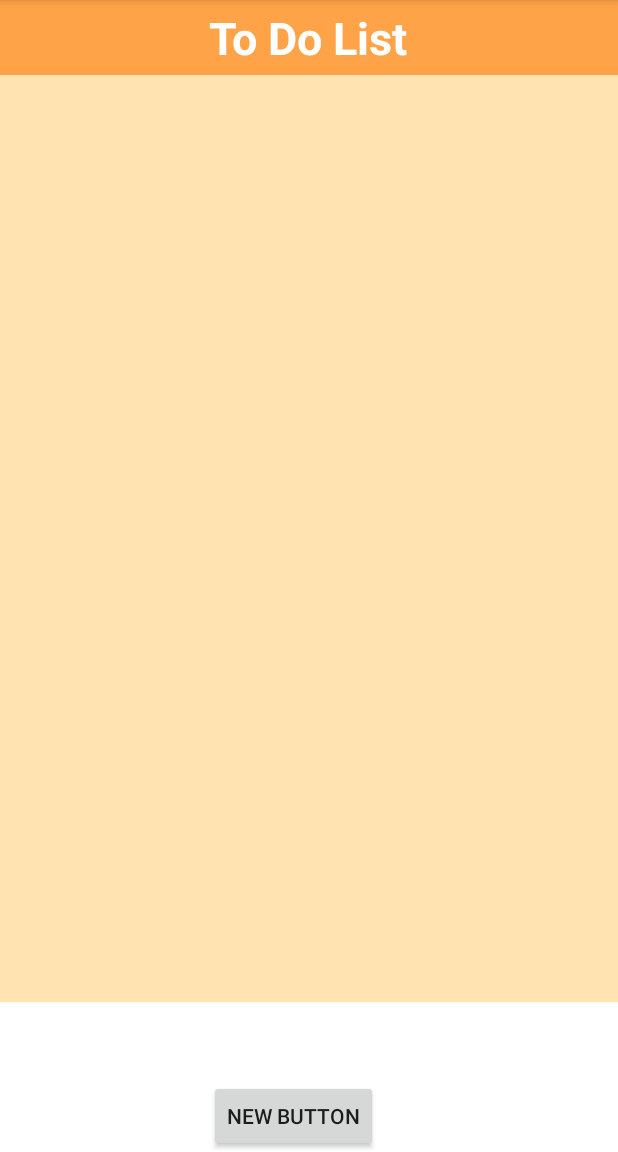
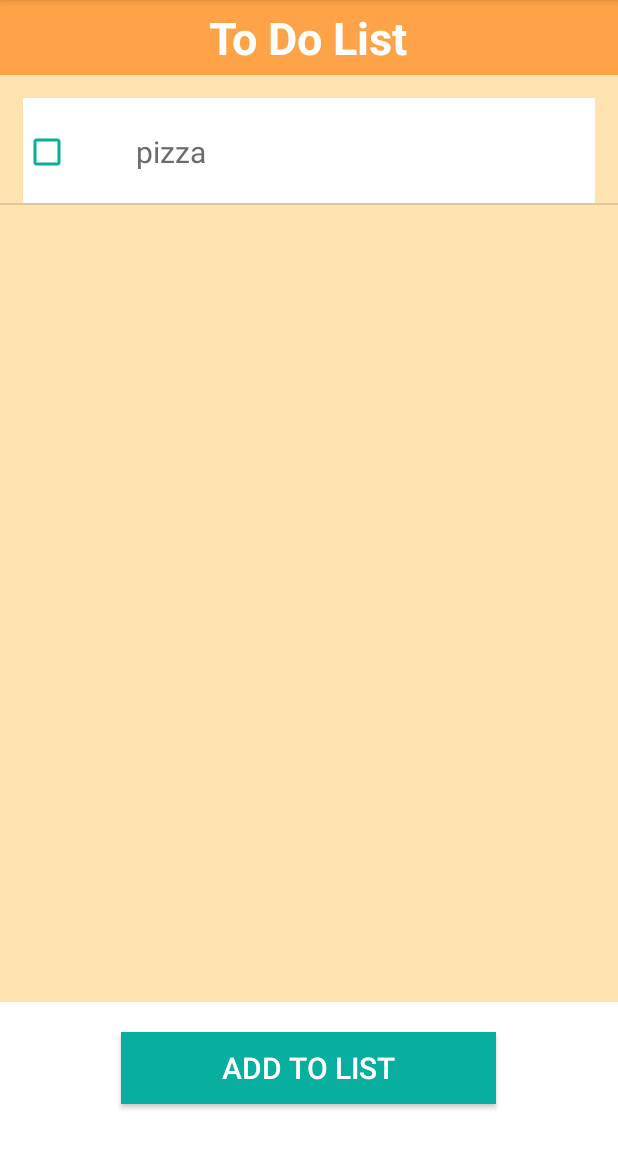
Before and after one commit to Miage-Paris-Ouest/m1c20152016-mobonline, an Android app: the ToDoList screen opened directly, with no data from a screen before it, on a phone screen of 412 x 824 dp, the part 84-1236 px from its top. Run offline under Robolectric (Android 15) with nearby library versions, the light colour scheme and no system bars.

Commit message:
update to do list

```diff
--- a/app/src/main/java/fr/p10/miage/m1/myapplication/Accueil.java
+++ b/app/src/main/java/fr/p10/miage/m1/myapplication/Accueil.java
@@ -8,12 +8,10 @@ import android.support.v4.widget.DrawerLayout;
 import android.support.v7.app.ActionBarDrawerToggle;
 import android.support.v7.app.AppCompatActivity;
 import android.support.v7.widget.Toolbar;
-import android.view.MenuInflater;
 import android.view.View;
 import android.view.Menu;
 import android.view.MenuItem;
 import android.widget.ImageButton;
-import android.widget.PopupMenu;
 
 public class Accueil extends AppCompatActivity  implements NavigationView.OnNavigationItemSelectedListener {
 
--- a/app/src/main/java/fr/p10/miage/m1/myapplication/ToDoList.java
+++ b/app/src/main/java/fr/p10/miage/m1/myapplication/ToDoList.java
@@ -1,21 +1,94 @@
 package fr.p10.miage.m1.myapplication;
 
+import android.app.AlertDialog;
+import android.content.Context;
+import android.content.DialogInterface;
 import android.content.Intent;
 import android.os.Bundle;
 import android.support.design.widget.FloatingActionButton;
 import android.support.design.widget.Snackbar;
 import android.support.v7.app.AppCompatActivity;
 import android.support.v7.widget.Toolbar;
+import android.view.LayoutInflater;
 import android.view.Menu;
 import android.view.MenuItem;
 import android.view.View;
+import android.widget.Button;
+import android.widget.EditText;
+import android.widget.ListView;
+
+import java.util.ArrayList;
+
+import fr.p10.miage.m1.myapplication.model.CustomAdapter;
+import fr.p10.miage.m1.myapplication.model.ToDo;
 
 public class ToDoList extends AppCompatActivity {
+
+    ListView lv;
+    ArrayList<ToDo> als = new ArrayList<ToDo>();
+    CustomAdapter adapter;
+    final Context context = this;
 
     @Override
     protected void onCreate(Bundle savedInstanceState) {
         super.onCreate(savedInstanceState);
         setContentView(R.layout.activity_to_do_list);
+
+
+        lv = (ListView) findViewById(R.id.listView);
+        ToDo td;
+        td = new ToDo("pizza", 0);
+        als.add(td);
+        adapter = new CustomAdapter(this, als);
+        lv.setAdapter(adapter);
+
+        Button loginButton = (Button) findViewById(R.id.button_add_to_list);
+        loginButton.setOnClickListener(new View.OnClickListener() {
+            @Override
+            public void onClick(View view) {
+
+                LayoutInflater li = LayoutInflater.from(context);
+                View promptsView = li.inflate(R.layout.to_do_list_txt, null);
+
+                AlertDialog.Builder alertDialogBuilder = new AlertDialog.Builder(
+                        context);
+
+                // set prompts.xml to alertdialog builder
+                alertDialogBuilder.setView(promptsView);
+
+                final EditText userInput = (EditText) promptsView
+                        .findViewById(R.id.editTextView);
+
+                // set dialog message
+                alertDialogBuilder
+                        .setCancelable(false)
+                        .setPositiveButton("OK",
+                                new DialogInterface.OnClickListener() {
+                                    public void onClick(DialogInterface dialog, int id) {
+                                        // get user input and set it to result
+                                        // edit text
+                                        String txt = userInput.getText().toString();
+                                        ToDo td;
+                                        td = new ToDo(txt, 0);
+                                        als.add(td);
+                                        lv.setAdapter(adapter);
+                                    }
+                                })
+                        .setNegativeButton("Cancel",
+                                new DialogInterface.OnClickListener() {
+                                    public void onClick(DialogInterface dialog, int id) {
+                                        dialog.cancel();
+                                    }
+                                });
+
+                // create alert dialog
+                AlertDialog alertDialog = alertDialogBuilder.create();
+
+                // show it
+                alertDialog.show();
+
+            }
+        });
     }
 
     @Override
--- /dev/null
+++ b/app/src/main/java/fr/p10/miage/m1/myapplication/model/CustomAdapter.java
@@ -0,0 +1,51 @@
+package fr.p10.miage.m1.myapplication.model;
+
+
+import android.app.Activity;
+import android.content.Context;
+import android.view.LayoutInflater;
+import android.view.View;
+import android.view.ViewGroup;
+import android.widget.ArrayAdapter;
+import android.widget.CheckBox;
+import android.widget.TextView;
+
+
+import java.util.List;
+
+import fr.p10.miage.m1.myapplication.R;
+
+
+public class CustomAdapter extends ArrayAdapter {
+    List <ToDo> modelItems = null;
+    Context context;
+
+    public CustomAdapter(Context context, List<ToDo> resource) {
+        super(context, R.layout.list, resource);
+        // TODO Auto-generated constructor stub
+
+        this.context = context;
+        this.modelItems = resource;
+    }
+
+    @Override
+    public View getView(int position, View convertView, ViewGroup parent) {
+        // TODO Auto-generated method stub
+        LayoutInflater inflater = ((Activity) context).getLayoutInflater();
+        convertView = inflater.inflate(R.layout.list, parent, false);
+        TextView name = (TextView) convertView.findViewById(R.id.textView);
+        CheckBox cb = (CheckBox) convertView.findViewById(R.id.checkBox);
+        name.setText(modelItems.get(position).getName());
+
+        if (modelItems.get(position).getValue() == 1)
+        {
+            cb.setChecked(true);
+        }
+        else
+        {
+            cb.setChecked(false);
+
+        }
+        return convertView;
+    }
+}
--- /dev/null
+++ b/app/src/main/java/fr/p10/miage/m1/myapplication/model/ToDo.java
@@ -0,0 +1,20 @@
+package fr.p10.miage.m1.myapplication.model;
+
+/**
+ * Created by adrie_000 on 13/02/2016.
+ */
+public class ToDo {
+    String name;
+    int value;
+
+    public ToDo(String name, int value){
+        this.name = name;
+        this.value = value;
+    }
+    public String getName(){
+        return this.name;
+    }
+    public int getValue(){
+        return this.value;
+    }
+}
--- a/app/src/main/res/layout/activity_to_do_list.xml
+++ b/app/src/main/res/layout/activity_to_do_list.xml
@@ -30,13 +30,29 @@
         android:layout_alignParentLeft="true"
         android:layout_alignParentStart="false" />
 
+    <ListView android:id="@+id/listView" android:layout_width="wrap_content"
+        android:layout_height="wrap_content"
+        android:layout_alignParentLeft="false"
+        android:layout_alignParentStart="false"
+        android:layout_alignParentRight="true"
+        android:layout_alignParentEnd="false"
+        android:layout_above="@+id/imageView7"
+        android:layout_below="@+id/imageView2"
+        android:transitionGroup="false" />
+
     <Button
-        android:layout_width="wrap_content"
+        android:layout_width="250dp"
         android:layout_height="wrap_content"
-        android:text="New Button"
-        android:id="@+id/button"
-        android:layout_alignParentBottom="true"
-        android:layout_alignLeft="@+id/activity_accueil_image_button_todolist"
-        android:layout_alignStart="@+id/activity_accueil_image_button_todolist" />
+        android:text="Add to list"
+        android:id="@+id/button_add_to_list"
+        android:layout_centerHorizontal="true"
+        android:layout_alignParentBottom="false"
+        android:layout_alignParentRight="false"
+        android:layout_alignWithParentIfMissing="false"
+        android:layout_alignTop="@+id/imageView7"
+        android:layout_marginTop="20dp"
+        android:textSize="20dp"
+        android:background="#08AE9E"
+        android:textColor="#ffffff" />
 
 </RelativeLayout>
--- /dev/null
+++ b/app/src/main/res/layout/list.xml
@@ -0,0 +1,38 @@
+<?xml version="1.0" encoding="utf-8"?>
+<RelativeLayout xmlns:android="http://schemas.android.com/apk/res/android"
+    android:layout_width="match_parent"
+    android:layout_height="match_parent"
+    android:paddingLeft="15dp"
+    android:paddingRight="15dp"
+    android:paddingTop="15dp"
+    android:orientation="horizontal" >
+
+    <ImageView
+        android:layout_width="fill_parent"
+        android:layout_height="70dp"
+        android:id="@+id/imageView2"
+        android:background="#ffffff" />
+
+    <CheckBox
+        android:id="@+id/checkBox"
+        android:layout_width="wrap_content"
+        android:layout_height="wrap_content"
+        android:text=""
+        android:layout_alignWithParentIfMissing="false"
+        android:layout_alignParentTop="true"
+        android:layout_marginTop="20dp"
+        android:buttonTint="#08AE9E"
+        android:checked="false" />
+
+    <TextView
+        android:layout_width="wrap_content"
+        android:layout_height="wrap_content"
+        android:textAppearance="?android:attr/textAppearanceSmall"
+        android:text="Small Text"
+        android:id="@+id/textView"
+        android:layout_marginLeft="75dp"
+        android:layout_marginTop="22dp"
+        android:textSize="20dp"
+        android:textColor="#6c6c6c" />
+
+</RelativeLayout>
--- /dev/null
+++ b/app/src/main/res/layout/to_do_list_txt.xml
@@ -0,0 +1,23 @@
+<?xml version="1.0" encoding="utf-8"?>
+<LinearLayout xmlns:android="http://schemas.android.com/apk/res/android"
+android:orientation="vertical" android:layout_width="match_parent"
+android:layout_height="match_parent">
+
+
+    <TextView
+        android:layout_width="wrap_content"
+        android:layout_height="wrap_content"
+        android:textAppearance="?android:attr/textAppearanceSmall"
+        android:text="Enter your text"
+        android:id="@+id/textViewToDo" />
+
+    <EditText
+        android:layout_width="match_parent"
+        android:layout_height="match_parent"
+        android:id="@+id/editTextView" >
+
+        <requestFocus/>
+
+    </EditText>
+
+</LinearLayout>
```
